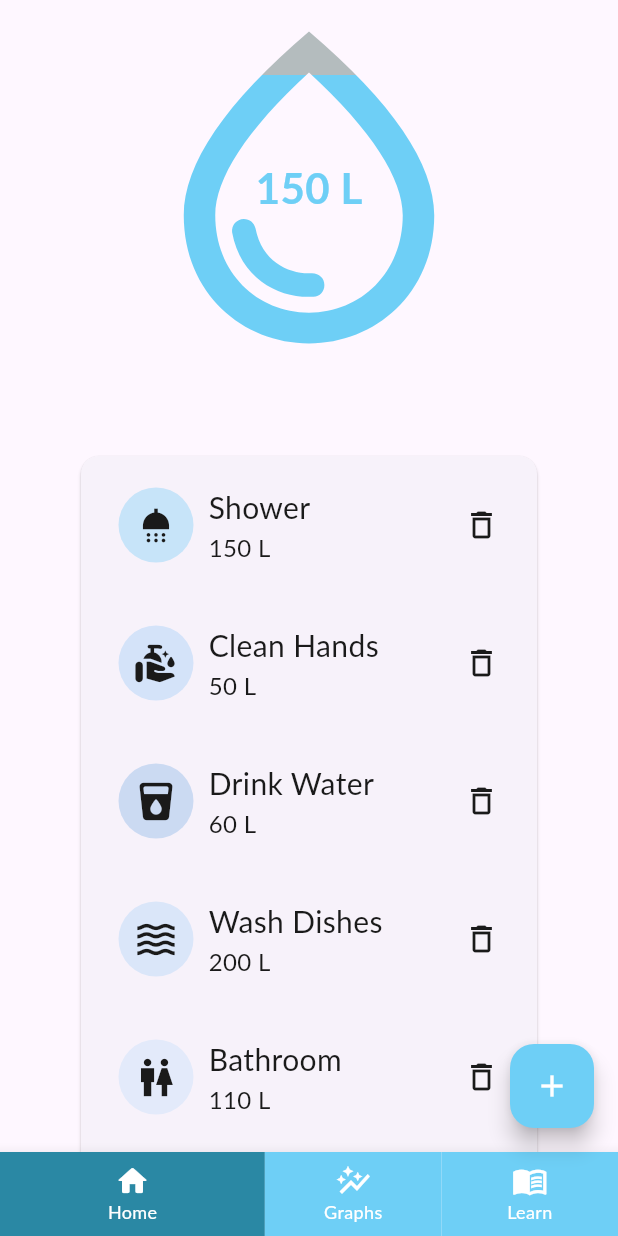
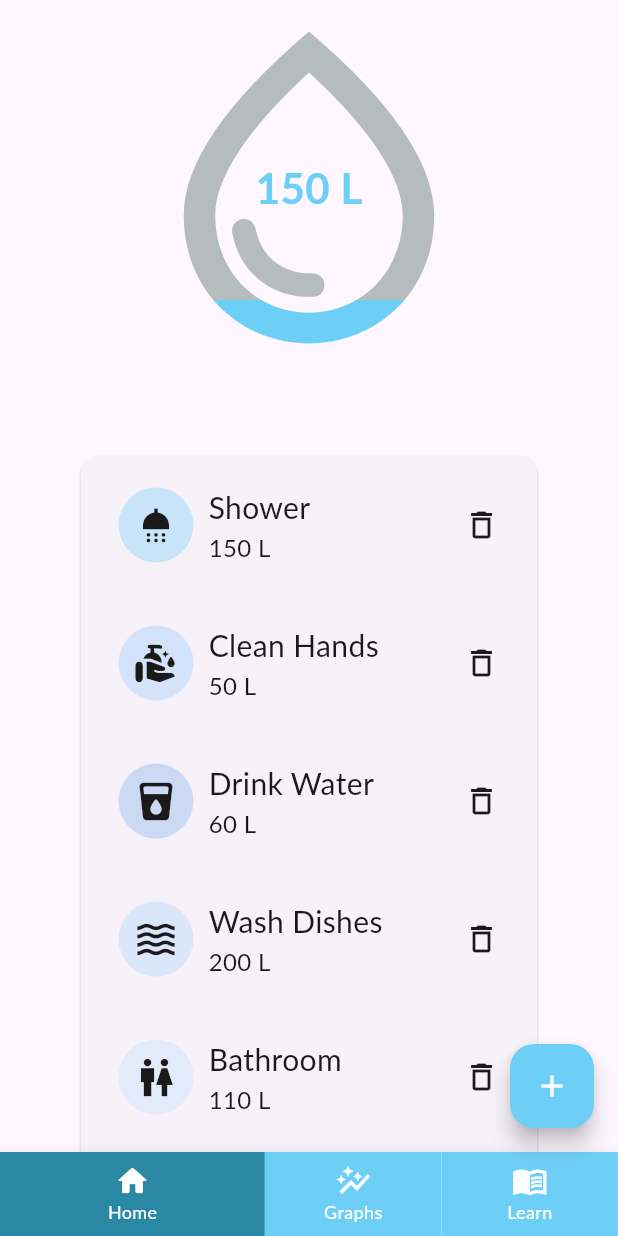
Before and after one commit to Maxaplays/agua_project, a Flutter app: the screen it shows after launch, on a phone screen of 412 x 824 dp. Run offline on Flutter 3.47's test engine with Material 3 defaults, Android fonts, the light colour scheme and no system bars; our stand-ins replace rxdart; missing offline and left inert: flutter_iconpicker; Roboto replaces fonts that are missing (Lato).

Commit message:
Working nav bar

```diff
--- a/lib/pages/home/home_page.dart
+++ b/lib/pages/home/home_page.dart
@@ -35,13 +35,13 @@ class _HomeState extends State<Home> {
                       double percent = 0.2; // Value for gradient
 
                       return LinearGradient(
-                        begin: Alignment.topCenter,
-                        end: Alignment.bottomCenter,
+                        begin: Alignment.bottomCenter,
+                        end: Alignment.topCenter,
                         colors: [
+                          AppColors.primaryMain,
+                          AppColors.primaryMain,
                           AppColors.primaryGrey,
                           AppColors.primaryGrey,
-                          AppColors.primaryMain,
-                          AppColors.primaryMain,
                         ],
                         stops: [0.0, percent, percent, 1.0],
                       ).createShader(bounds);
@@ -70,7 +70,7 @@ class _HomeState extends State<Home> {
               child: Card(
                 child: StreamBuilder(
                   stream: widget.service.waterItems$,
-                  builder: (context, steam) {
+                  builder: (context, stream) {
                     return Column(
                       crossAxisAlignment: CrossAxisAlignment.start,
                       mainAxisSize: MainAxisSize.min,
@@ -79,7 +79,7 @@ class _HomeState extends State<Home> {
                           physics: NeverScrollableScrollPhysics(),
                           scrollDirection: Axis.vertical,
                           shrinkWrap: true,
-                          itemCount: steam.data!.length,
+                          itemCount: stream.data!.length,
                           itemBuilder: (context, position) => Column(
                             children: <Widget>[
                               Card(
@@ -115,14 +115,14 @@ class _HomeState extends State<Home> {
                                                   width: 50,
                                                   height: 50,
                                                   decoration: BoxDecoration(
-                                                    color: steam
+                                                    color: stream
                                                         .data![position]
                                                         .color
                                                         .withAlpha(50),
                                                     shape: BoxShape.circle,
                                                   ),
                                                   child: Icon(
-                                                    steam.data![position].icon,
+                                                    stream.data![position].icon,
                                                     color:
                                                         AppColors.textPrimary,
                                                     size: 30,
@@ -134,7 +134,7 @@ class _HomeState extends State<Home> {
                                                       CrossAxisAlignment.start,
                                                   children: [
                                                     Text(
-                                                      steam
+                                                      stream
                                                           .data![position]
                                                           .name,
                                                       style: TextStyle(
@@ -144,7 +144,7 @@ class _HomeState extends State<Home> {
                                                       ),
                                                     ),
                                                     Text(
-                                                      "${steam.data![position].value} L",
+                                                      "${stream.data![position].value} L",
                                                       style: TextStyle(
                                                         color: AppColors
                                                             .textPrimary,
@@ -159,7 +159,7 @@ class _HomeState extends State<Home> {
                                             GestureDetector(
                                               onTap: () {
                                                 print(
-                                                  steam.data![position].name,
+                                                  stream.data![position].name,
                                                 );
                                               },
                                               child: Row(
--- a/lib/ui/ui_main.dart
+++ b/lib/ui/ui_main.dart
@@ -25,6 +25,12 @@ class _UIState extends State<UI> {
     });
   }
 
+  final List<Widget> _pages = [
+    Home(service: WaterItemsService()),
+    Center(child: Text("Graphs")),
+    Center(child: Text("Learn")),
+  ];
+
   Widget buildIcon(IconData iconData, String text, int index) {
     final bool isSelected = _selectedIndex == index;
     return SizedBox(
@@ -51,7 +57,7 @@ class _UIState extends State<UI> {
   @override
   Widget build(BuildContext context) {
     return Scaffold(
-      body: SafeArea(child: Home(service: service)),
+      body: _pages[_selectedIndex],
       floatingActionButton: FloatingActionButton(
         foregroundColor: Colors.white,
         backgroundColor: Theme.of(context).primaryColor,
```
